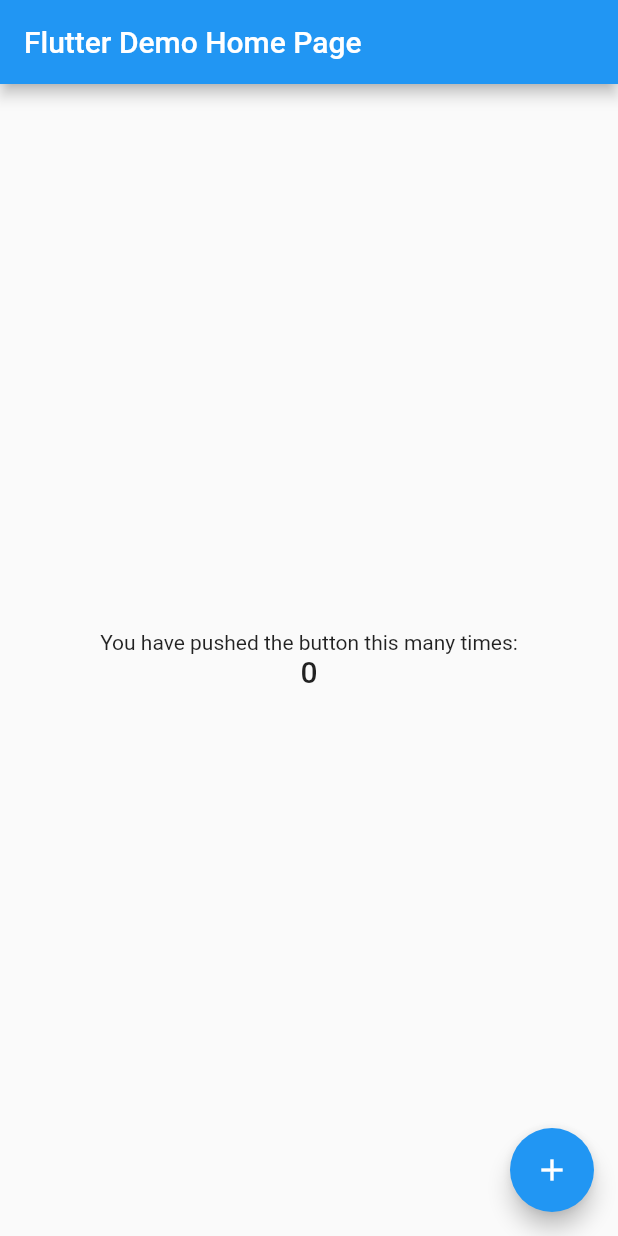
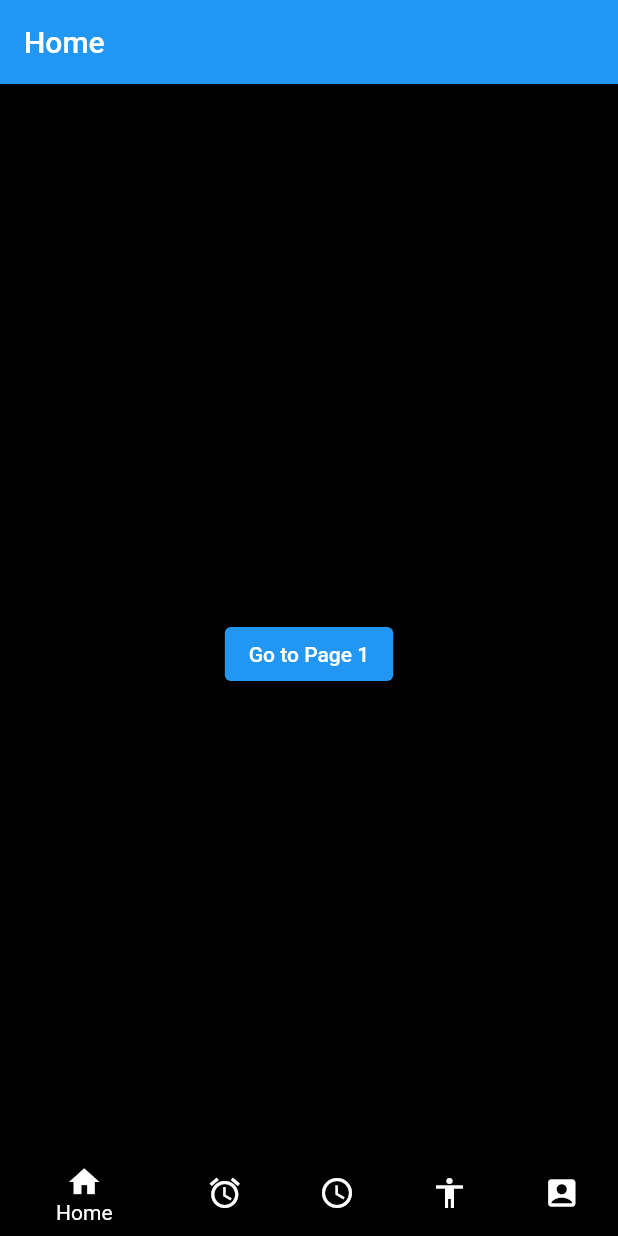
Before and after one commit to Ihor-Michurin/Final-project, a Flutter app: the screen it shows after launch, on a phone screen of 412 x 824 dp. Run offline on Flutter 3.47's test engine with Material 2 defaults, Android fonts, the phone set to English and light mode, and no system bars.

Commit message:
Base pages

```diff
--- a/lib/main.dart
+++ b/lib/main.dart
@@ -1,67 +1,111 @@
+import 'package:final_project/page1.dart';
+import 'package:final_project/page2.dart';
+import 'package:final_project/page3.dart';
+import 'package:final_project/page4.dart';
+import 'package:final_project/page5.dart';
 import 'package:flutter/material.dart';
 
 void main() {
-  runApp(const MyApp());
+  runApp(MyApp());
 }
 
-class MyApp extends StatelessWidget {
-  const MyApp({Key? key}) : super(key: key);
-
+class MyApp extends StatefulWidget {
   @override
-  Widget build(BuildContext context) {
-    return MaterialApp(
-      title: 'Flutter Demo',
-      theme: ThemeData(
-        primarySwatch: Colors.blue,
-      ),
-      home: const MyHomePage(title: 'Flutter Demo Home Page'),
-    );
-  }
+  _MyAppState createState() => _MyAppState();
 }
 
-class MyHomePage extends StatefulWidget {
-  const MyHomePage({Key? key, required this.title}) : super(key: key);
+class _MyAppState extends State<MyApp> {
+  int _selectedIndex = 0;
 
-  final String title;
+  static final List<Widget> _pages = <Widget>[
+    HomePage(),
+    Page1(),
+    Page2(),
+    Page3(),
+    Page4(),
+  ];
 
-  @override
-  _MyHomePageState createState() => _MyHomePageState();
-}
-
-class _MyHomePageState extends State<MyHomePage> {
-  int _counter = 0;
-
-  void _incrementCounter() {
+  void _onItemTapped(int index) {
     setState(() {
-      _counter++;
+      _selectedIndex = index;
     });
   }
 
   @override
   Widget build(BuildContext context) {
+    return MaterialApp(
+      title: 'Flutter Navigation Demo',
+      theme: ThemeData(
+        primaryColor: Colors.black, // set the color here
+        primarySwatch: Colors.blue,
+          canvasColor: Colors.black,
+      ),
+      home: Scaffold(
+        body: _pages.elementAt(_selectedIndex),
+        bottomNavigationBar: BottomNavigationBar(
+          currentIndex: _selectedIndex,
+          onTap: _onItemTapped,
+          items: const [
+            BottomNavigationBarItem(
+              icon: Icon(Icons.home),
+              label: 'Home',
+            ),
+            BottomNavigationBarItem(
+              icon: Icon(Icons.access_alarm),
+              label: 'Page 1',
+            ),
+            BottomNavigationBarItem(
+              icon: Icon(Icons.access_time),
+              label: 'Page 2',
+            ),
+            BottomNavigationBarItem(
+              icon: Icon(Icons.accessibility),
+              label: 'Page 3',
+            ),
+            BottomNavigationBarItem(
+              icon: Icon(Icons.account_box),
+              label: 'Page 4',
+            ),
+          ],
+        ),
+      ),
+      routes: {
+        '/page1': (context) => Page1(),
+        '/page2': (context) => Page2(),
+        '/page3': (context) => Page3(),
+        '/page4': (context) => Page4(),
+        '/page5': (context) => Page5(),
+      },
+    );
+  }
+}
+
+class HomePage extends StatelessWidget {
+  @override
+  Widget build(BuildContext context) {
     return Scaffold(
       appBar: AppBar(
-        title: Text(widget.title),
+        title: Text('Home'),
       ),
       body: Center(
         child: Column(
           mainAxisAlignment: MainAxisAlignment.center,
-          children: <Widget>[
-            const Text(
-              'You have pushed the button this many times:',
+          children: [
+            Text(
+              'Welcome to the Navigation Demo App',
+              textAlign: TextAlign.center,
+              style: TextStyle(fontSize: 24),
             ),
-            Text(
-              '$_counter',
-              style: Theme.of(context).textTheme.titleLarge,
+            SizedBox(height: 20),
+            ElevatedButton(
+              onPressed: () {
+                Navigator.pushNamed(context, '/page1');
+              },
+              child: Text('Go to Page 1'),
             ),
           ],
         ),
       ),
-      floatingActionButton: FloatingActionButton(
-        onPressed: _incrementCounter,
-        tooltip: 'Increment',
-        child: const Icon(Icons.add),
-      ),
     );
   }
 }
```
Also changed, not shown: lib/page1.dart (added, +31 -0 lines), lib/page2.dart (added, +31 -0 lines), lib/page3.dart (added, +31 -0 lines), lib/page4.dart (added, +31 -0 lines), lib/page5.dart (added, +31 -0 lines).
